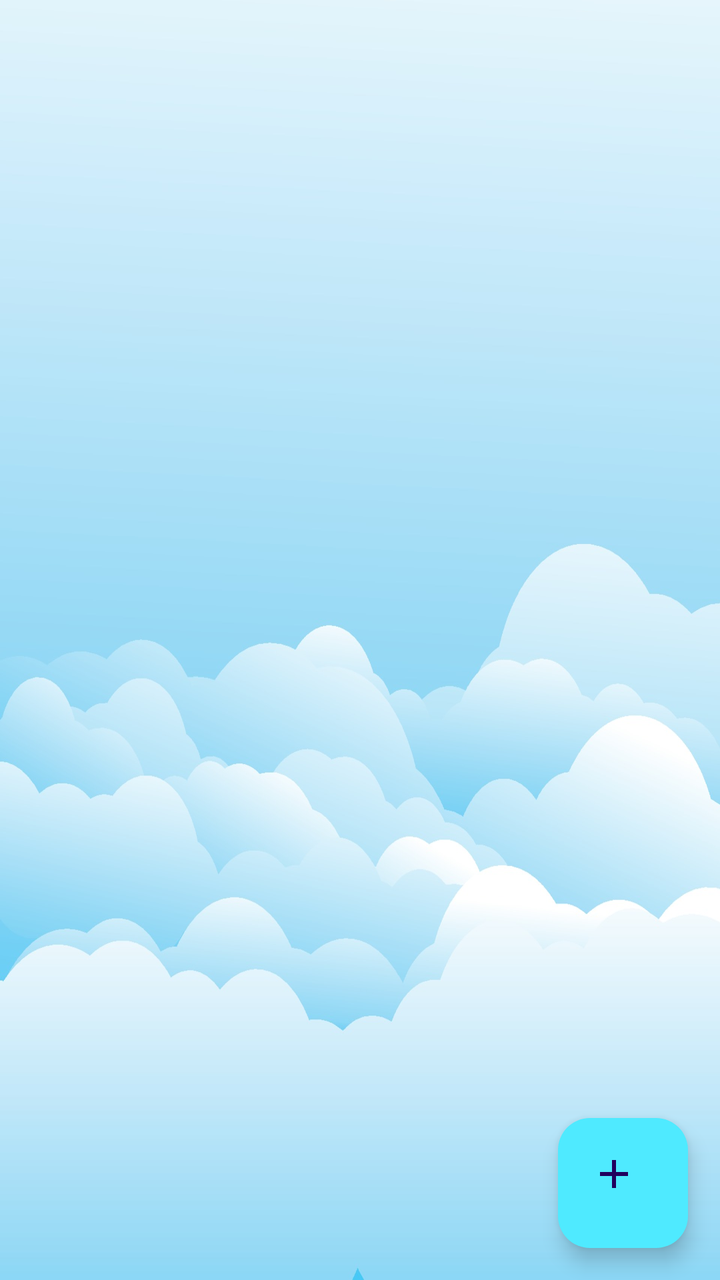
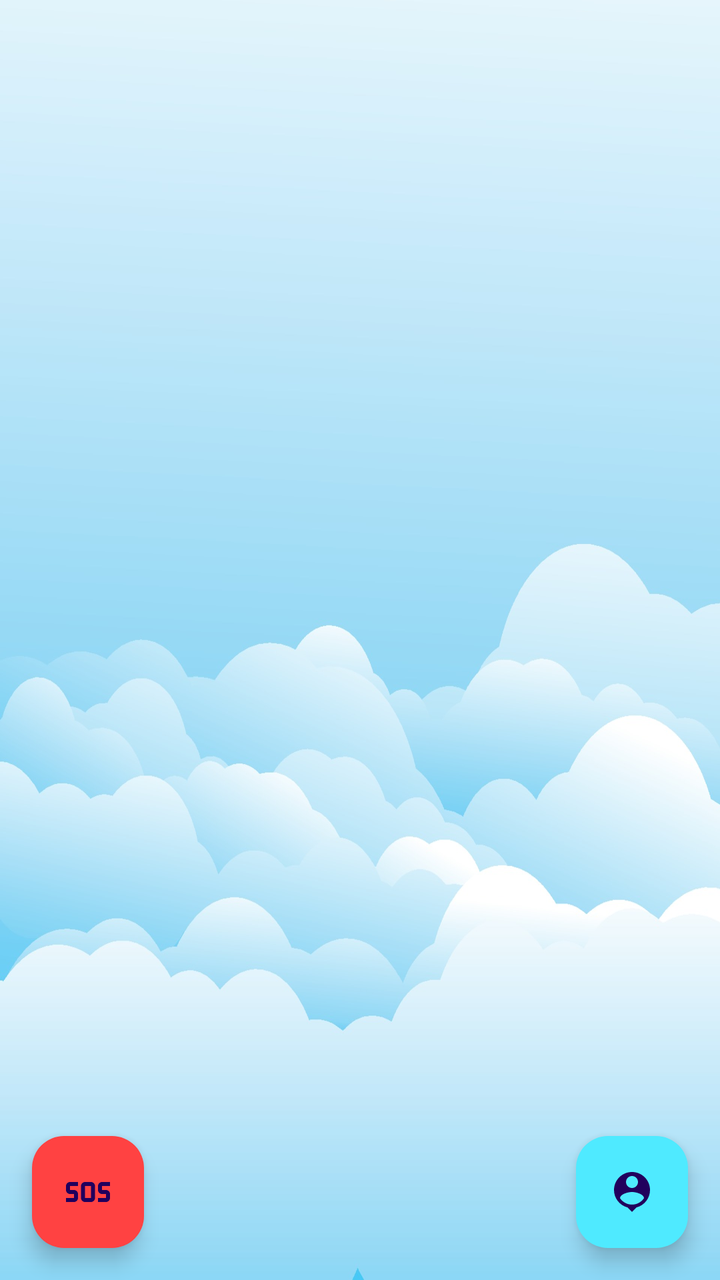

Compare the two renders of this Android layout. The source of the first and the diff that turns it into the second are given below.
<!-- AndroidManifest.xml: application theme Theme.ContactManager -->
<!-- res/layout/activity_main.xml -->
<?xml version="1.0" encoding="utf-8"?>
<layout
    xmlns:android="http://schemas.android.com/apk/res/android"
    xmlns:app="http://schemas.android.com/apk/res-auto"
    xmlns:tools="http://schemas.android.com/tools">

    <data>
        <variable
            name="clickHandler"
            type="com.example.contactmanager.MainActivityClickHandlers" />
    </data>

    <androidx.constraintlayout.widget.ConstraintLayout
        android:id="@+id/main"
        android:layout_width="match_parent"
        android:layout_height="match_parent"
        android:background="@drawable/bgm1"
        tools:context=".MainActivity">

        
        <androidx.recyclerview.widget.RecyclerView
            android:id="@+id/recyclerview"
            android:layout_width="0dp"
            android:layout_height="0dp"
            app:layout_constraintTop_toTopOf="parent"
            app:layout_constraintBottom_toBottomOf="parent"
            app:layout_constraintStart_toStartOf="parent"
            app:layout_constraintEnd_toEndOf="parent" />

        
        <FrameLayout
            android:id="@+id/fragment_container"
            android:layout_width="0dp"
            android:layout_height="0dp"
            app:layout_constraintTop_toTopOf="parent"
            app:layout_constraintBottom_toBottomOf="parent"
            app:layout_constraintStart_toStartOf="parent"
            app:layout_constraintEnd_toEndOf="parent" />

        
        <com.google.android.material.floatingactionbutton.FloatingActionButton
            android:layout_width="70dp"
            android:layout_height="65dp"
            android:layout_marginEnd="16dp"
            android:layout_marginBottom="16dp"
            android:backgroundTint="#4FEAFF"
            android:onClick="@{clickHandler::onFABClicked}"
            android:src="@drawable/baseline_add_24"
            app:layout_constraintBottom_toBottomOf="parent"
            app:layout_constraintEnd_toEndOf="parent" />

    </androidx.constraintlayout.widget.ConstraintLayout>
</layout>
<!-- resources referenced by this layout -->
<resources>
  <!-- drawable baseline_add_24 (drawable) -->
  <vector xmlns:android="http://schemas.android.com/apk/res/android" android:height="50dp" android:tint="#000000" android:viewportHeight="24" android:viewportWidth="24" android:width="50dp">
        
      <path android:fillColor="@android:color/white" android:pathData="M19,13h-6v6h-2v-6H5v-2h6V5h2v6h6v2z"/>
      
  </vector>
  <!-- drawable bgm1: jpg bitmap (drawable, 108495 bytes) -->
  <style name="Theme.ContactManager" parent="Base.Theme.ContactManager" />
  <style name="Base.Theme.ContactManager" parent="Theme.Material3.DayNight.NoActionBar">
          
          
      </style>
</resources>

<!-- the commit's change to res/layout/activity_main.xml (unified diff, before → after) -->
@@ -35,17 +35,34 @@
             app:layout_constraintTop_toTopOf="parent"
             app:layout_constraintBottom_toBottomOf="parent"
             app:layout_constraintStart_toStartOf="parent"
-            app:layout_constraintEnd_toEndOf="parent" />
+            app:layout_constraintEnd_toEndOf="parent" >
+
+
+
+        </FrameLayout>
+
+        <com.google.android.material.floatingactionbutton.FloatingActionButton
+            android:id="@+id/fab_sos"
+            android:layout_width="wrap_content"
+            android:layout_height="wrap_content"
+            android:layout_marginStart="16dp"
+            android:layout_marginBottom="16dp"
+            android:backgroundTint="#FF4242"
+            android:contentDescription="SOS"
+            android:src="@drawable/baseline_sos_24"
+            app:layout_constraintBottom_toBottomOf="parent"
+            app:layout_constraintStart_toStartOf="parent" />
 
         
         <com.google.android.material.floatingactionbutton.FloatingActionButton
-            android:layout_width="70dp"
-            android:layout_height="65dp"
+            android:id="@+id/fab_add"
+            android:layout_width="wrap_content"
+            android:layout_height="wrap_content"
             android:layout_marginEnd="16dp"
             android:layout_marginBottom="16dp"
             android:backgroundTint="#4FEAFF"
             android:onClick="@{clickHandler::onFABClicked}"
-            android:src="@drawable/baseline_add_24"
+            android:src="@drawable/baseline_person_pin_24"
             app:layout_constraintBottom_toBottomOf="parent"
             app:layout_constraintEnd_toEndOf="parent" />
 
<!-- resource entries referenced after the edit -->
@@ -1,9 +1,15 @@
 <!-- resources referenced by this layout -->
 <resources>
-  <!-- drawable baseline_add_24 (drawable) -->
-  <vector xmlns:android="http://schemas.android.com/apk/res/android" android:height="50dp" android:tint="#000000" android:viewportHeight="24" android:viewportWidth="24" android:width="50dp">
+  <!-- drawable baseline_person_pin_24 (drawable) -->
+  <vector xmlns:android="http://schemas.android.com/apk/res/android" android:height="30dp" android:tint="#FFFFFF" android:viewportHeight="24" android:viewportWidth="24" android:width="30dp">
         
-      <path android:fillColor="@android:color/white" android:pathData="M19,13h-6v6h-2v-6H5v-2h6V5h2v6h6v2z"/>
+      <path android:fillColor="@android:color/white" android:pathData="M12,2c-4.97,0 -9,4.03 -9,9 0,4.17 2.84,7.67 6.69,8.69L12,22l2.31,-2.31C18.16,18.67 21,15.17 21,11c0,-4.97 -4.03,-9 -9,-9zM12,4c1.66,0 3,1.34 3,3s-1.34,3 -3,3 -3,-1.34 -3,-3 1.34,-3 3,-3zM12,18.3c-2.5,0 -4.71,-1.28 -6,-3.22 0.03,-1.99 4,-3.08 6,-3.08 1.99,0 5.97,1.09 6,3.08 -1.29,1.94 -3.5,3.22 -6,3.22z"/>
+      
+  </vector>
+  <!-- drawable baseline_sos_24 (drawable) -->
+  <vector xmlns:android="http://schemas.android.com/apk/res/android" android:height="28dp" android:tint="#FFFFFF" android:viewportHeight="24" android:viewportWidth="24" android:width="28dp">
+        
+      <path android:fillColor="@android:color/white" android:pathData="M13.5,7h-3c-1.1,0 -2,0.9 -2,2v6c0,1.1 0.9,2 2,2h3c1.1,0 2,-0.9 2,-2V9C15.5,7.9 14.6,7 13.5,7zM13.5,15h-3V9h3V15zM1,15h4v-2H3c-1.1,0 -2,-0.9 -2,-2V9c0,-1.1 0.9,-2 2,-2h4v2H3v2h2c1.1,0 2,0.9 2,2v2c0,1.1 -0.9,2 -2,2H1V15zM17,15h4v-2h-2c-1.1,0 -2,-0.9 -2,-2V9c0,-1.1 0.9,-2 2,-2h4v2h-4v2h2c1.1,0 2,0.9 2,2v2c0,1.1 -0.9,2 -2,2h-4V15z"/>
       
   </vector>
   <!-- drawable bgm1: jpg bitmap (drawable, 108495 bytes) -->
